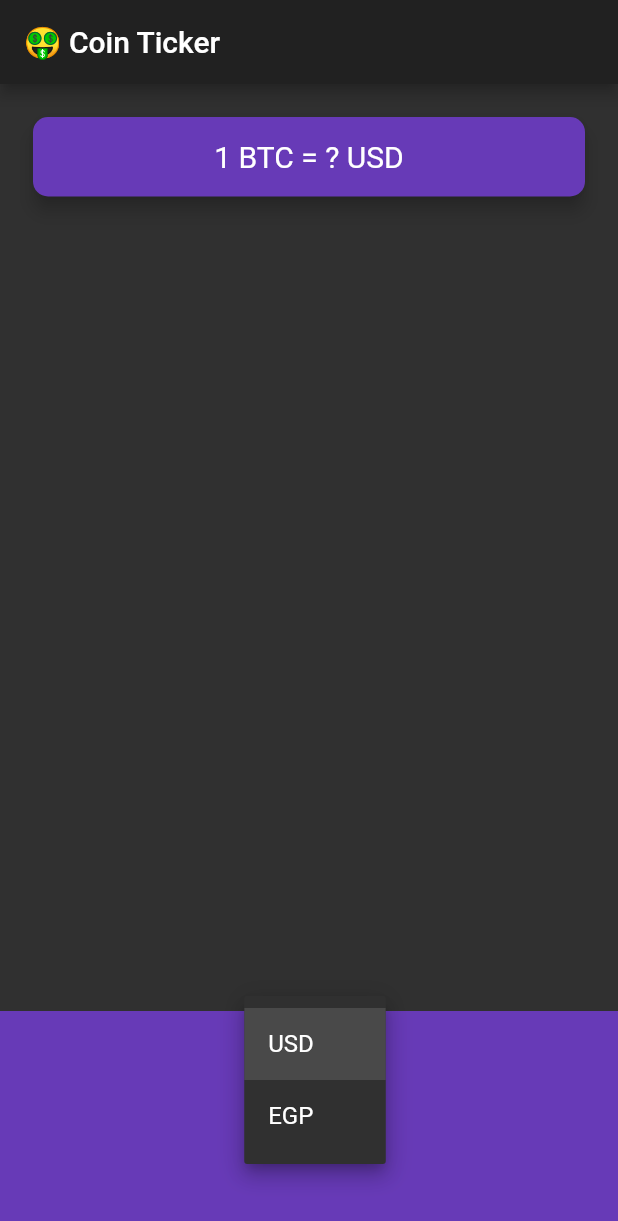
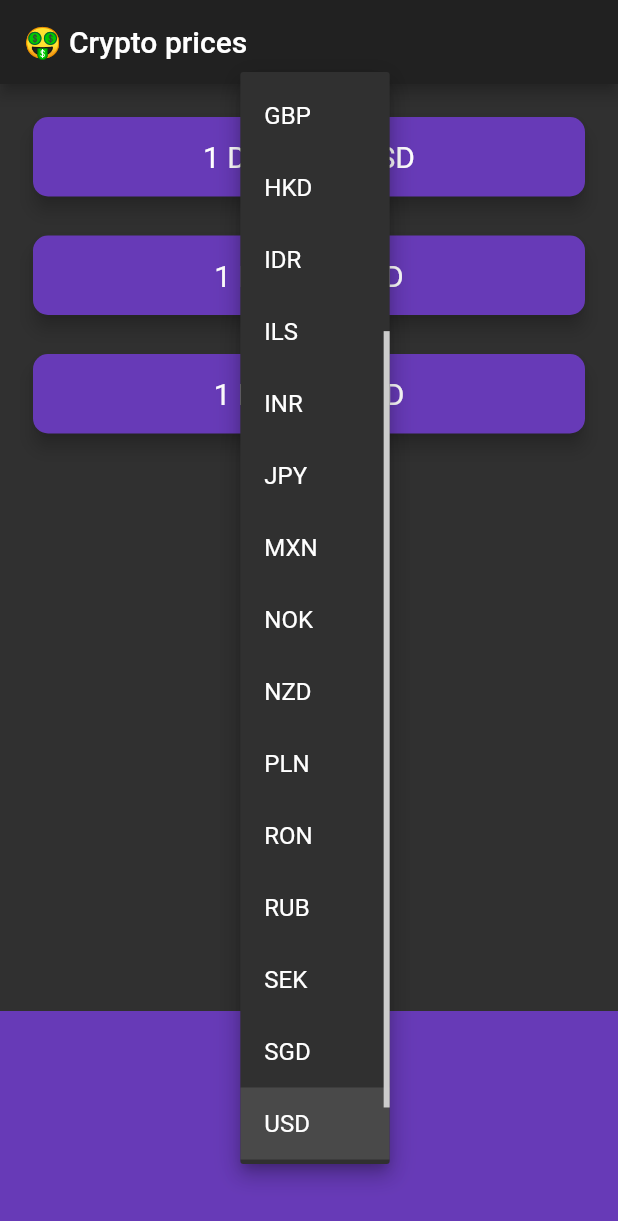
Before and after one commit to Omar-Gebal/flutter_crypto_prices_app, a Flutter app: the screen it shows after launch, after a tap on "USD", on a phone screen of 412 x 824 dp. Shown: the top 1221 px of the screen. Run offline on Flutter 3.47's test engine with Material 2 defaults, Android fonts, the phone set to English and light mode, and no system bars; network calls fail.

```diff
--- a/lib/coin_data.dart
+++ b/lib/coin_data.dart
@@ -1,3 +1,8 @@
+import 'dart:convert';
+import 'package:flutter/cupertino.dart';
+import 'const.dart';
+import 'package:http/http.dart' as http;
+
 const List<String> currenciesList = [
   'AUD',
   'BRL',
@@ -23,9 +28,25 @@ const List<String> currenciesList = [
 ];
 
 const List<String> cryptoList = [
+  'DOGE',
   'BTC',
   'ETH',
-  'LTC',
 ];
 
-class CoinData {}
+class CoinData {
+  Future getCoinData(
+      {@required String selectedCurrency, @required String crypto}) async {
+    print('Hi');
+    http.Response response = await http.get(Uri.parse(
+        'https://rest.coinapi.io/v1/exchangerate/$crypto/$selectedCurrency?apikey=$apiKey'));
+    String data = response.body;
+
+    if (response.statusCode >= 200 && response.statusCode < 300) {
+      String data = response.body;
+      var decodedData = jsonDecode(data);
+      print(decodedData['rate']);
+      return decodedData['rate'];
+    } else
+      print(response.statusCode);
+  }
+}
--- /dev/null
+++ b/lib/const.dart
@@ -0,0 +1,4 @@
+import 'package:flutter/material.dart';
+
+const mainColor = Colors.deepPurple;
+const apiKey = "9834DB39-68B1-499D-9FF0-A260909006CB";
--- /dev/null
+++ b/lib/crypto-card.dart
@@ -0,0 +1,29 @@
+import 'package:flutter/material.dart';
+import 'package:bitcoin_ticker/const.dart';
+
+Widget cryptoCard(
+    {@required String coinName,
+    @required String selectedCurrency,
+    @required String bitcoinValueInCurrency}) {
+  return Padding(
+    padding: EdgeInsets.fromLTRB(18.0, 18.0, 18.0, 0),
+    child: Card(
+      color: mainColor,
+      elevation: 5.0,
+      shape: RoundedRectangleBorder(
+        borderRadius: BorderRadius.circular(10.0),
+      ),
+      child: Padding(
+        padding: EdgeInsets.symmetric(vertical: 15.0, horizontal: 28.0),
+        child: Text(
+          '1 $coinName = $bitcoinValueInCurrency $selectedCurrency',
+          textAlign: TextAlign.center,
+          style: TextStyle(
+            fontSize: 20.0,
+            color: Colors.white,
+          ),
+        ),
+      ),
+    ),
+  );
+}
--- a/lib/price_screen.dart
+++ b/lib/price_screen.dart
@@ -1,6 +1,9 @@
+import 'package:bitcoin_ticker/crypto-card.dart';
+import 'package:flutter/cupertino.dart';
 import 'package:flutter/material.dart';
-
-const mainColor = Colors.deepPurple;
+import 'coin_data.dart';
+import 'dart:io' show Platform;
+import 'const.dart';
 
 class PriceScreen extends StatefulWidget {
   @override
@@ -8,61 +11,116 @@ class PriceScreen extends StatefulWidget {
 }
 
 class _PriceScreenState extends State<PriceScreen> {
+  CoinData coinData = CoinData();
+  String cryptoSelected = 'DOGE';
   String selectedCurrency = 'USD';
+  List<String> values = ['?', '?', '?'];
+
+  List<Widget> getCards() {
+    List<Widget> cards = [];
+    for (int i = 0; i < cryptoList.length; i++) {
+      cryptoSelected = cryptoList[i];
+      cards.add(cryptoCard(
+          coinName: cryptoList[i],
+          selectedCurrency: selectedCurrency,
+          bitcoinValueInCurrency: values[i]));
+    }
+    return cards;
+  }
+
+  void getData() async {
+    for (int i = 0; i < 3; i++) {
+      try {
+        double data = await coinData.getCoinData(
+            selectedCurrency: selectedCurrency, crypto: cryptoList[i]);
+        setState(() {
+          values[i] = data.toStringAsFixed(3);
+          print('Got data succesfully');
+        });
+      } catch (e) {
+        print(e);
+      }
+    }
+  }
+
+  DropdownButton<String> androidPicker() {
+    List<DropdownMenuItem<String>> currencies = [];
+    for (String currency in currenciesList) {
+      var item = DropdownMenuItem(child: Text(currency), value: currency);
+      currencies.add(item);
+    }
+    return DropdownButton<String>(
+      value: selectedCurrency,
+      onChanged: (value) {
+        setState(() {
+          selectedCurrency = value;
+          getData();
+        });
+      },
+      items: currencies,
+    );
+  }
+
+  CupertinoTheme IOSpicker() {
+    List<Widget> currencies = [];
+    for (String currency in currenciesList) {
+      var item = Text(currency);
+      currencies.add(item);
+    }
+
+    return CupertinoTheme(
+      data: CupertinoThemeData(
+        textTheme: CupertinoTextThemeData(
+          pickerTextStyle: TextStyle(color: Colors.white, fontSize: 20),
+        ),
+      ),
+      child: CupertinoPicker(
+        itemExtent: 32,
+        onSelectedItemChanged: (selectedIndex) {
+          setState(() {
+            selectedCurrency = currenciesList[selectedIndex];
+            getData();
+          });
+        },
+        children: currencies,
+      ),
+    );
+  }
+
+  Widget getPicker() {
+    if (Platform.isIOS) {
+      return IOSpicker();
+    } else if (Platform.isAndroid) {
+      return androidPicker();
+    }
+  }
+
+  @override
+  void initState() {
+    super.initState();
+    getData();
+  }
+
   @override
   Widget build(BuildContext context) {
     return Scaffold(
       appBar: AppBar(
-        title: Text('🤑 Coin Ticker'),
+        title: Text('🤑 Crypto prices'),
       ),
       body: Column(
         mainAxisAlignment: MainAxisAlignment.spaceBetween,
         crossAxisAlignment: CrossAxisAlignment.stretch,
-        children: <Widget>[
-          Padding(
-            padding: EdgeInsets.fromLTRB(18.0, 18.0, 18.0, 0),
-            child: Card(
-              color: mainColor,
-              elevation: 5.0,
-              shape: RoundedRectangleBorder(
-                borderRadius: BorderRadius.circular(10.0),
-              ),
-              child: Padding(
-                padding: EdgeInsets.symmetric(vertical: 15.0, horizontal: 28.0),
-                child: Text(
-                  '1 BTC = ? USD',
-                  textAlign: TextAlign.center,
-                  style: TextStyle(
-                    fontSize: 20.0,
-                    color: Colors.white,
-                  ),
-                ),
-              ),
-            ),
+        children: [
+          Column(
+            crossAxisAlignment: CrossAxisAlignment.stretch,
+            children: getCards(),
           ),
           Container(
             height: 150.0,
             alignment: Alignment.center,
-            padding: EdgeInsets.only(bottom: 30.0),
+            //padding: EdgeInsets.only(bottom: 30.0),
             color: mainColor,
-            child: DropdownButton<String>(
-              value: selectedCurrency,
-              onChanged: (value) {
-                setState(() {
-                  selectedCurrency = value;
-                });
-              },
-              items: [
-                DropdownMenuItem(
-                  child: Text('USD'),
-                  value: 'USD',
-                ),
-                DropdownMenuItem(
-                  child: Text('EGP'),
-                  value: 'EGP',
-                )
-              ],
-            ),
+            child: getPicker(),
           ),
         ],
       ),
--- a/pubspec.yaml
+++ b/pubspec.yaml
@@ -10,6 +10,7 @@ dependencies:
     sdk: flutter
 
   cupertino_icons: ^0.1.2
+  http: ^0.13.3
 
 dev_dependencies:
   flutter_test:
```
Also changed, not shown: pubspec.lock, 1 other file.
